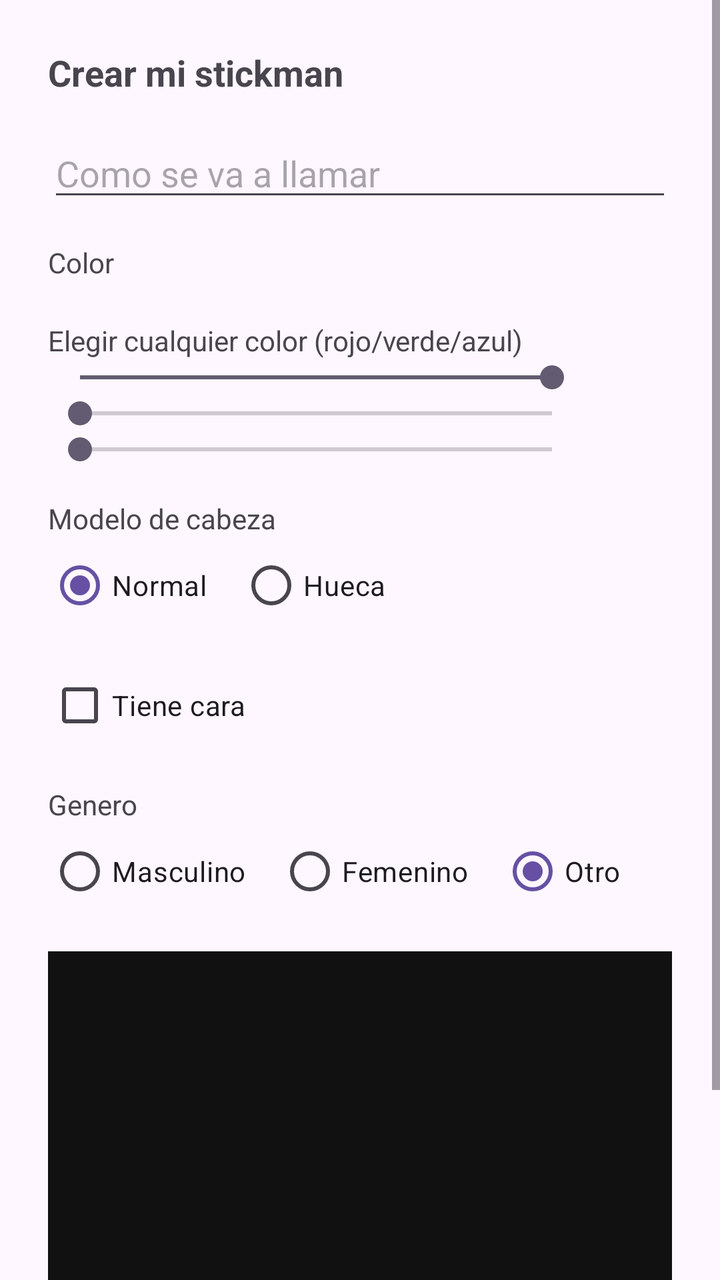
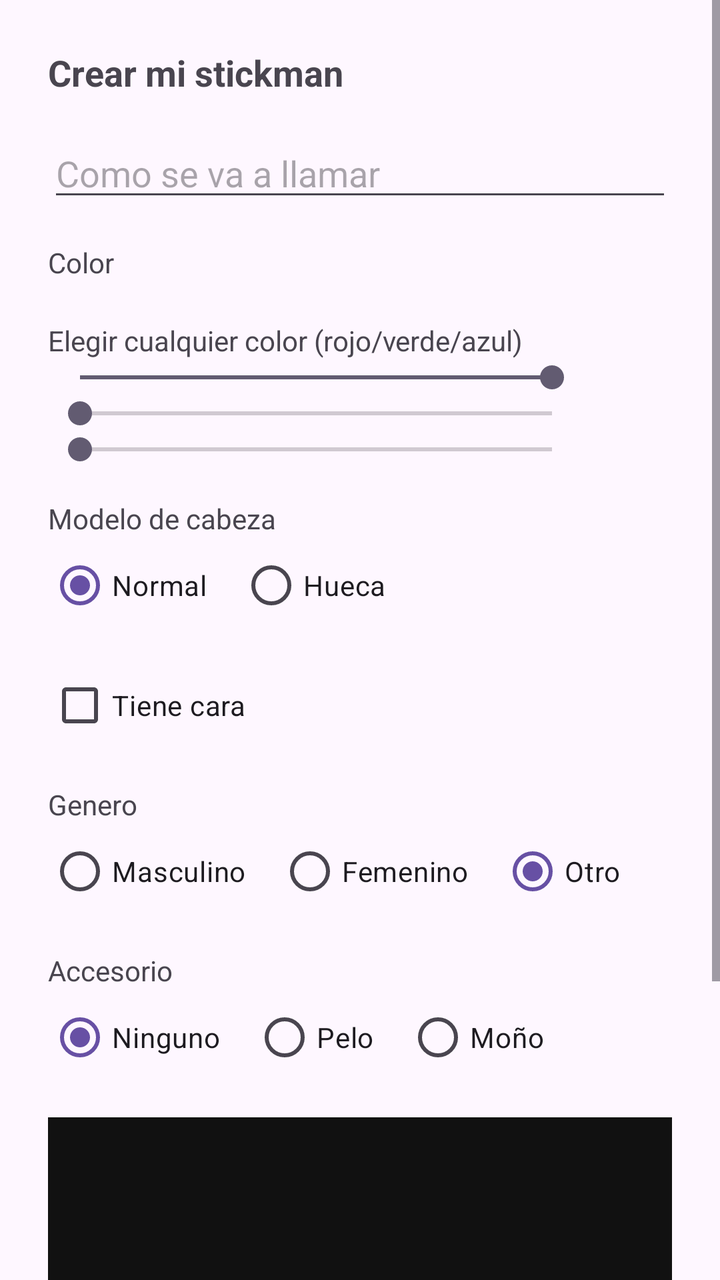

An Android layout rendered at two revisions. The XML below is the earlier revision; the diff shows what the commit changed to produce the second picture.
<!-- AndroidManifest.xml: application theme Theme.StickmanAI -->
<!-- res/layout/activity_create_character.xml -->
<?xml version="1.0" encoding="utf-8"?>
<ScrollView xmlns:android="http://schemas.android.com/apk/res/android"
    android:layout_width="match_parent"
    android:layout_height="match_parent">

    <LinearLayout
        android:layout_width="match_parent"
        android:layout_height="wrap_content"
        android:orientation="vertical"
        android:padding="24dp">

        <TextView
            android:layout_width="wrap_content"
            android:layout_height="wrap_content"
            android:text="@string/create_character"
            android:textSize="18sp"
            android:textStyle="bold" />

        <EditText
            android:id="@+id/editName"
            android:layout_width="match_parent"
            android:layout_height="wrap_content"
            android:layout_marginTop="16dp"
            android:hint="@string/create_character_name_hint"
            android:inputType="text" />

        <TextView
            android:layout_width="wrap_content"
            android:layout_height="wrap_content"
            android:layout_marginTop="16dp"
            android:text="@string/create_character_color" />

        <GridLayout
            android:id="@+id/swatchGrid"
            android:layout_width="match_parent"
            android:layout_height="wrap_content"
            android:layout_marginTop="8dp"
            android:columnCount="6" />

        <TextView
            android:layout_width="wrap_content"
            android:layout_height="wrap_content"
            android:layout_marginTop="12dp"
            android:text="@string/create_character_color_advanced" />

        <LinearLayout
            android:layout_width="match_parent"
            android:layout_height="wrap_content"
            android:orientation="horizontal"
            android:gravity="center_vertical">

            <LinearLayout
                android:layout_width="0dp"
                android:layout_height="wrap_content"
                android:layout_weight="1"
                android:orientation="vertical">

                <SeekBar
                    android:id="@+id/seekRed"
                    android:layout_width="match_parent"
                    android:layout_height="wrap_content"
                    android:max="255"
                    android:progress="255" />

                <SeekBar
                    android:id="@+id/seekGreen"
                    android:layout_width="match_parent"
                    android:layout_height="wrap_content"
                    android:max="255"
                    android:progress="0" />

                <SeekBar
                    android:id="@+id/seekBlue"
                    android:layout_width="match_parent"
                    android:layout_height="wrap_content"
                    android:max="255"
                    android:progress="0" />

            </LinearLayout>

            <View
                android:id="@+id/colorSwatchPreview"
                android:layout_width="32dp"
                android:layout_height="32dp"
                android:layout_marginStart="12dp" />

        </LinearLayout>

        <TextView
            android:layout_width="wrap_content"
            android:layout_height="wrap_content"
            android:layout_marginTop="16dp"
            android:text="@string/create_character_head" />

        <RadioGroup
            android:id="@+id/headGroup"
            android:layout_width="wrap_content"
            android:layout_height="wrap_content"
            android:orientation="horizontal">

            <RadioButton
                android:id="@+id/radioNormal"
                android:layout_width="wrap_content"
                android:layout_height="wrap_content"
                android:checked="true"
                android:text="@string/create_character_head_normal" />

            <RadioButton
                android:id="@+id/radioHollow"
                android:layout_width="wrap_content"
                android:layout_height="wrap_content"
                android:layout_marginStart="16dp"
                android:text="@string/create_character_head_hollow" />

        </RadioGroup>

        <CheckBox
            android:id="@+id/checkHasFace"
            android:layout_width="wrap_content"
            android:layout_height="wrap_content"
            android:layout_marginTop="12dp"
            android:text="@string/create_character_has_face" />

        <TextView
            android:layout_width="wrap_content"
            android:layout_height="wrap_content"
            android:layout_marginTop="16dp"
            android:text="@string/create_character_gender" />

        <RadioGroup
            android:id="@+id/genderGroup"
            android:layout_width="wrap_content"
            android:layout_height="wrap_content"
            android:orientation="horizontal">

            <RadioButton
                android:id="@+id/radioMasculino"
                android:layout_width="wrap_content"
                android:layout_height="wrap_content"
                android:text="@string/create_character_gender_masculino" />

            <RadioButton
                android:id="@+id/radioFemenino"
                android:layout_width="wrap_content"
                android:layout_height="wrap_content"
                android:layout_marginStart="16dp"
                android:text="@string/create_character_gender_femenino" />

            <RadioButton
                android:id="@+id/radioOtroGenero"
                android:layout_width="wrap_content"
                android:layout_height="wrap_content"
                android:layout_marginStart="16dp"
                android:checked="true"
                android:text="@string/create_character_gender_otro" />

        </RadioGroup>

        <FrameLayout
            android:id="@+id/previewContainer"
            android:layout_width="match_parent"
            android:layout_height="180dp"
            android:layout_marginTop="16dp"
            android:background="#111111" />

        <Button
            android:id="@+id/btnCreate"
            android:layout_width="match_parent"
            android:layout_height="wrap_content"
            android:layout_marginTop="24dp"
            android:text="@string/create_character_submit" />

    </LinearLayout>
</ScrollView>
<!-- resources referenced by this layout -->
<resources>
  <string name="create_character">Crear mi stickman</string>
  <string name="create_character_color">Color</string>
  <string name="create_character_color_advanced">Elegir cualquier color (rojo/verde/azul)</string>
  <string name="create_character_gender">Genero</string>
  <string name="create_character_gender_femenino">Femenino</string>
  <string name="create_character_gender_masculino">Masculino</string>
  <string name="create_character_gender_otro">Otro</string>
  <string name="create_character_has_face">Tiene cara</string>
  <string name="create_character_head">Modelo de cabeza</string>
  <string name="create_character_head_hollow">Hueca</string>
  <string name="create_character_head_normal">Normal</string>
  <string name="create_character_name_hint">Como se va a llamar</string>
  <string name="create_character_submit">Crear stickman</string>
  <style name="Theme.StickmanAI" parent="Theme.Material3.DayNight.NoActionBar" />
</resources>

<!-- the commit's change to res/layout/activity_create_character.xml (unified diff, before → after) -->
@@ -156,6 +156,41 @@
 
         </RadioGroup>
 
+        <TextView
+            android:layout_width="wrap_content"
+            android:layout_height="wrap_content"
+            android:layout_marginTop="16dp"
+            android:text="@string/create_character_accessory" />
+
+        <RadioGroup
+            android:id="@+id/accessoryGroup"
+            android:layout_width="wrap_content"
+            android:layout_height="wrap_content"
+            android:orientation="horizontal">
+
+            <RadioButton
+                android:id="@+id/radioAccessoryNone"
+                android:layout_width="wrap_content"
+                android:layout_height="wrap_content"
+                android:checked="true"
+                android:text="@string/create_character_accessory_none" />
+
+            <RadioButton
+                android:id="@+id/radioAccessoryHair"
+                android:layout_width="wrap_content"
+                android:layout_height="wrap_content"
+                android:layout_marginStart="16dp"
+                android:text="@string/create_character_accessory_hair" />
+
+            <RadioButton
+                android:id="@+id/radioAccessoryBow"
+                android:layout_width="wrap_content"
+                android:layout_height="wrap_content"
+                android:layout_marginStart="16dp"
+                android:text="@string/create_character_accessory_bow" />
+
+        </RadioGroup>
+
         <FrameLayout
             android:id="@+id/previewContainer"
             android:layout_width="match_parent"
<!-- resource entries referenced after the edit -->
@@ -1,6 +1,10 @@
 <!-- resources referenced by this layout -->
 <resources>
   <string name="create_character">Crear mi stickman</string>
+  <string name="create_character_accessory">Accesorio</string>
+  <string name="create_character_accessory_bow">Moño</string>
+  <string name="create_character_accessory_hair">Pelo</string>
+  <string name="create_character_accessory_none">Ninguno</string>
   <string name="create_character_color">Color</string>
   <string name="create_character_color_advanced">Elegir cualquier color (rojo/verde/azul)</string>
   <string name="create_character_gender">Genero</string>
